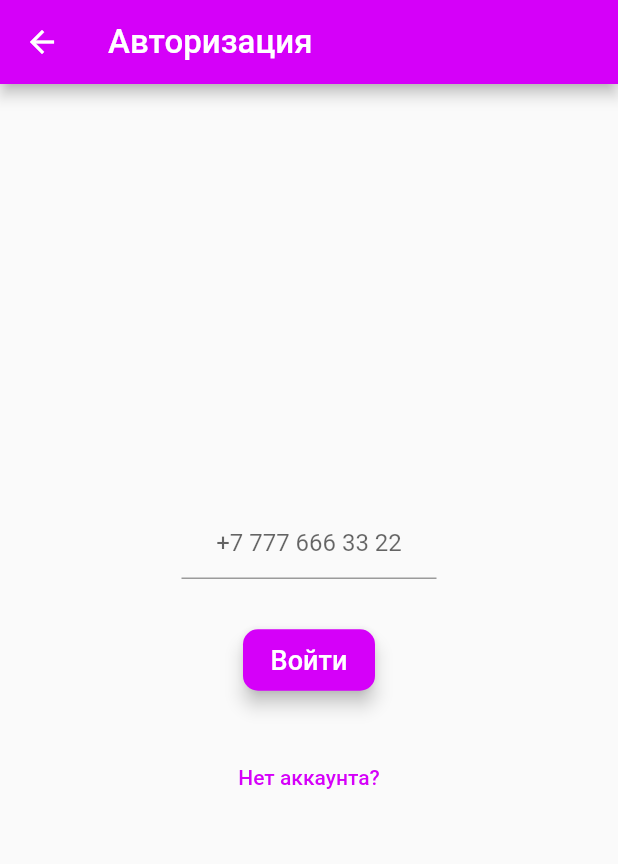
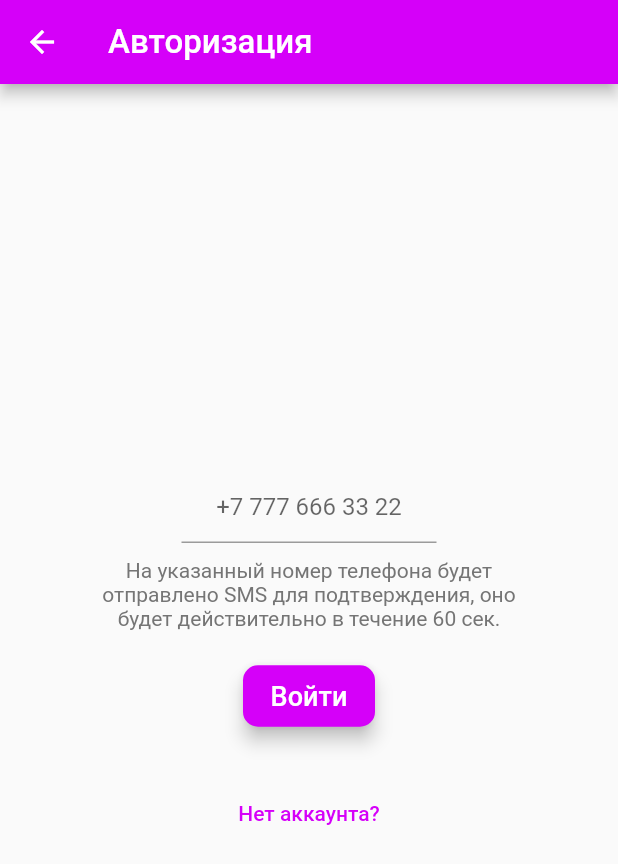
Before and after one commit to Alex-A4/PersonalChat, a Flutter app: the LogInScreen screen opened directly, on a phone screen of 412 x 824 dp. Shown: the top 864 px of the screen. Run offline on Flutter 3.47's test engine with Material 2 defaults, Android fonts, the phone set to English and light mode, and no system bars; our stand-ins replace bloc, cloud_firestore, connectivity, dynamic_theme, equatable, firebase_auth and 3 more; accounts and stored records are empty; statements that could not run were skipped.

Commit message:
Added text about SMS existing

```diff
--- a/lib/ui/auth_ui/log_in.dart
+++ b/lib/ui/auth_ui/log_in.dart
@@ -64,9 +64,25 @@ class _LogInScreenState extends State<LogInScreen> {
                 },
               ),
             ),
+
             SizedBox(
-              height: 30.0,
+              height: 10.0,
             ),
+
+            Container(
+              width: 300.0,
+              child: Text(
+                'На указанный номер телефона будет отправлено SMS '
+                    'для подтверждения, оно будет действительно в течение 60 сек.',
+                textAlign: TextAlign.center,
+                style: TextStyle(color: Colors.grey[600], fontSize: 14.0),
+              ),
+            ),
+
+            SizedBox(
+              height: 20.0,
+            ),
+
             RaisedButton(
               onPressed: () {
                 BlocProvider.of<AuthenticationBloc>(context)
--- a/lib/ui/auth_ui/sign_in.dart
+++ b/lib/ui/auth_ui/sign_in.dart
@@ -39,6 +39,7 @@ class _SignInScreenState extends State<SignInScreen> {
       showDialog(
           context: context,
           builder: (context) => SmsVerifyDialog(
+            key: ValueKey("SmsDialog"),
                 smsFunc: func,
               ));
     };
@@ -85,7 +86,8 @@ class _SignInScreenState extends State<SignInScreen> {
                 height: 10.0,
               ),
               Text(
-                'На указанный номер телефона будет отправлено SMS для подтверждения',
+                'На указанный номер телефона будет отправлено SMS '
+                    'для подтверждения, оно будет действительно в течение 60 сек.',
                 style: TextStyle(color: Colors.grey[600], fontSize: 14.0),
               ),
               SizedBox(
```
